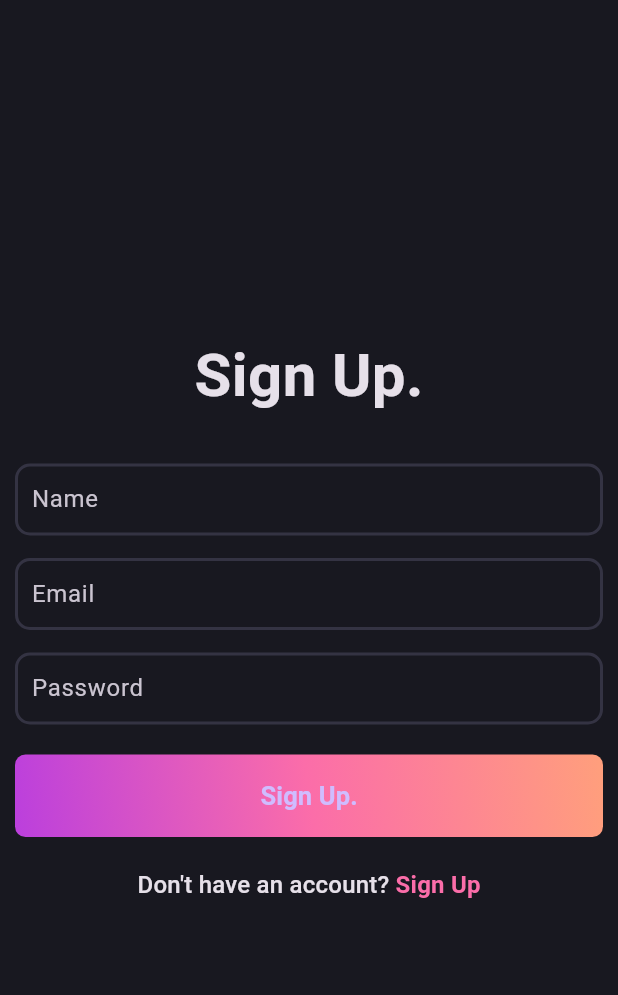
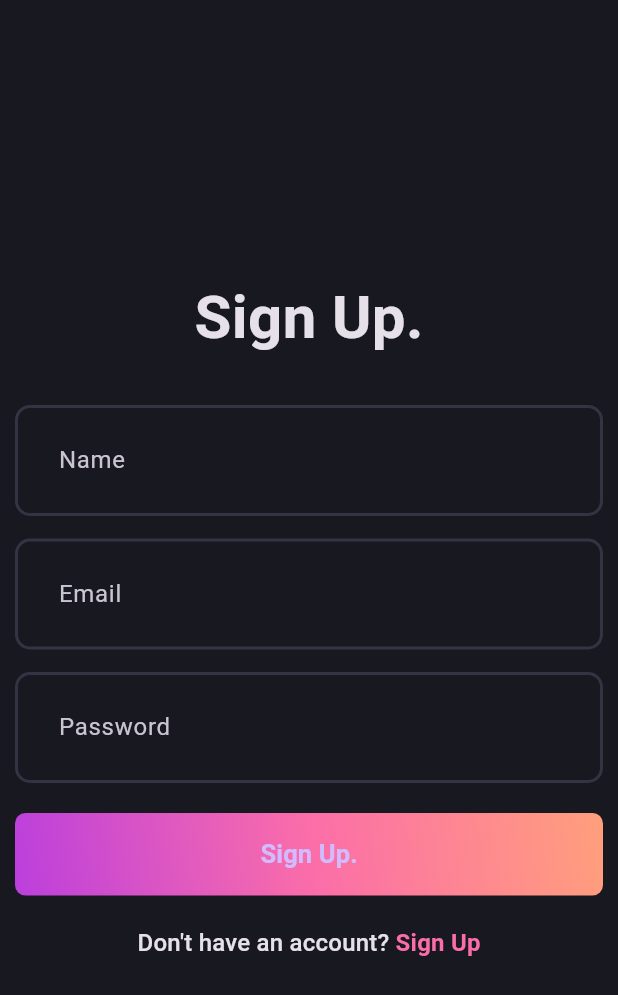
Before and after one commit to samuketema/weblog, a Flutter app: the screen it shows after launch, on a phone screen of 412 x 824 dp. Shown: the top 995 px of the screen. Run offline on Flutter 3.47's test engine with Material 3 defaults, Android fonts, the phone set to English and light mode, and no system bars.

Commit message:
Theme for the signin pages appbar

```diff
--- a/lib/core/theme/app_theme.dart
+++ b/lib/core/theme/app_theme.dart
@@ -11,9 +11,12 @@ class AppTheme {
         )
   );
   static final darktheme = ThemeData.dark().copyWith(
+    appBarTheme: AppBarTheme(
+      backgroundColor: AppPallete.backgroundColor,
+    ),
     scaffoldBackgroundColor: AppPallete.backgroundColor,
     inputDecorationTheme: InputDecorationTheme(
-      contentPadding: EdgeInsets.all(7),
+      contentPadding: EdgeInsets.all(25),
       enabledBorder: _border(),
       focusedBorder: _border(AppPallete.gradient2),
     )
```
